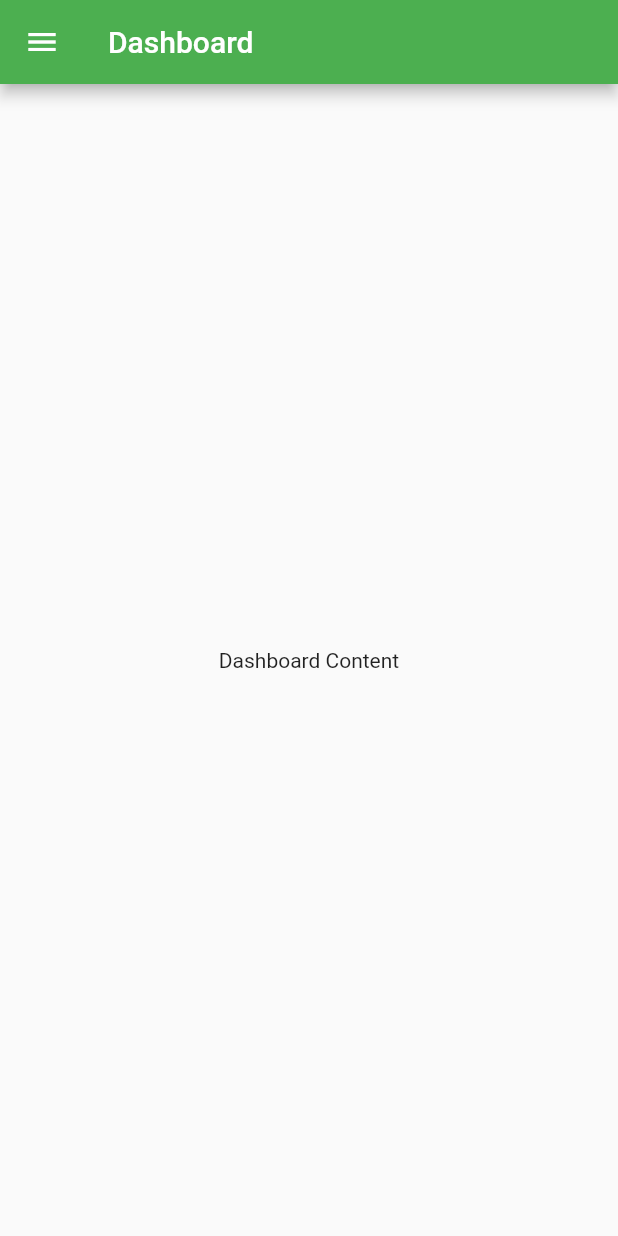
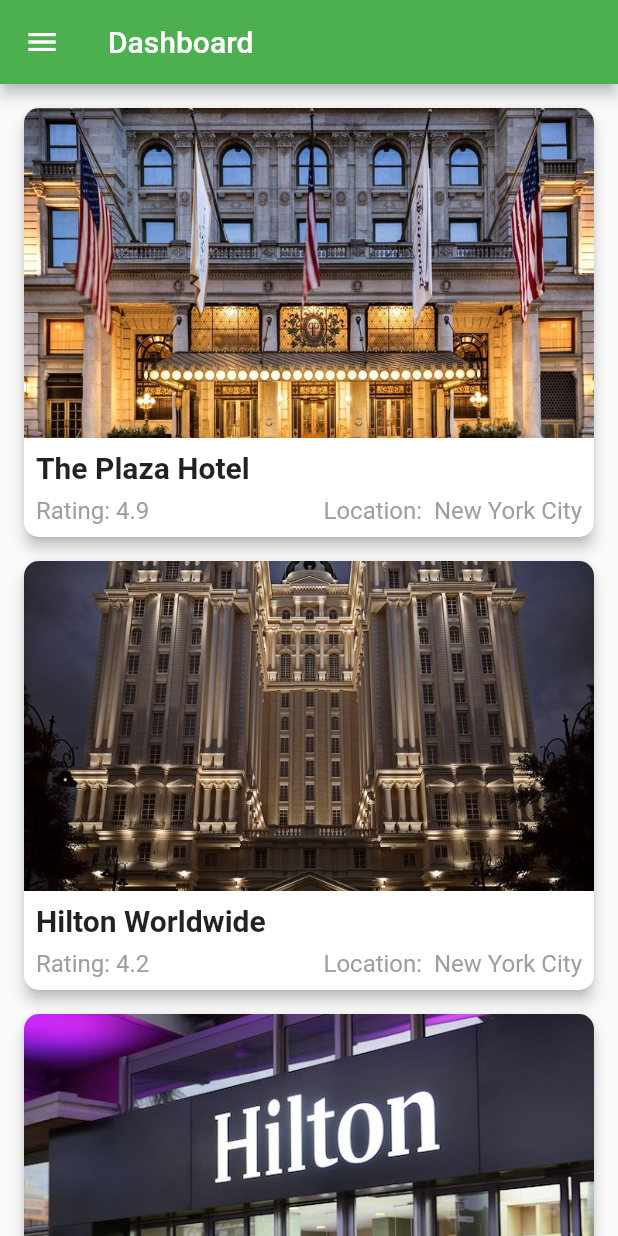
Before and after one commit to Zarik04/flutter_hotel_reservation_system, a Flutter app: the DashboardPage screen opened directly, on a phone screen of 412 x 824 dp. Run offline on Flutter 3.47's test engine with Material 2 defaults, Android fonts, the phone set to English and light mode, and no system bars.

Commit message:
dashboard page updated with card widgets

```diff
--- a/lib/dashboard.dart
+++ b/lib/dashboard.dart
@@ -1,8 +1,24 @@
 import 'package:flutter/material.dart';
 import 'package:flutter_hotel_reservation_system/drawer_menu.dart';
 
+void main() {
+  runApp(const HomeApp());
+}
+
+class HomeApp extends StatelessWidget {
+  const HomeApp({Key? key}) : super(key: key);
+
+  @override
+  Widget build(BuildContext context) {
+    return const MaterialApp(
+      debugShowCheckedModeBanner: false,
+      home: DashboardPage(),
+    );
+  }
+}
+
 class DashboardPage extends StatelessWidget {
-  const DashboardPage({super.key});
+  const DashboardPage({Key? key}) : super(key: key);
 
   @override
   Widget build(BuildContext context) {
@@ -11,10 +27,161 @@ class DashboardPage extends StatelessWidget {
         backgroundColor: Colors.green,
         title: const Text('Dashboard'),
       ),
-      body: const Center(
-        child: Text('Dashboard Content'),
-      ),
+      body: HotelCardList(),
       drawer: const DrawerMenu(),
     );
   }
 }
+
+class HotelCardList extends StatelessWidget {
+  const HotelCardList({Key? key}) : super(key: key);
+
+  @override
+  Widget build(BuildContext context) {
+    List<Hotel> hotels = [
+      Hotel(
+        name: 'The Plaza Hotel',
+        imageUrl: 'img/hotel8.jpg',
+        rating: 4.9,
+        location: ' New York City',
+      ),
+      Hotel(
+        name: 'Hilton Worldwide',
+        imageUrl: 'img/hotel2.jpg',
+        rating: 4.2,
+        location: ' New York City',
+      ),
+      Hotel(
+        name: 'Hilton Worldwide',
+        imageUrl: 'img/hotel3.jpg',
+        rating: 4.0,
+        location: ' New York City',
+      ),
+      Hotel(
+        name: 'Hotel D',
+        imageUrl: 'img/hotel4.jpg',
+        rating: 3.8,
+        location: 'City D',
+      ),
+      Hotel(
+        name: 'Hotel E',
+        imageUrl: 'img/hotel5.jpg',
+        rating: 4.7,
+        location: 'City E',
+      ),
+      Hotel(
+        name: 'Hotel F',
+        imageUrl: 'img/hotel6.jpg',
+        rating: 4.2,
+        location: 'City F',
+      ),
+      Hotel(
+        name: 'Hotel G',
+        imageUrl: 'img/hotel7.jpg',
+        rating: 4.6,
+        location: 'City G',
+      ),
+      Hotel(
+        name: 'Hotel H',
+        imageUrl: 'img/hotel1.jpg',
+        rating: 3.9,
+        location: 'City H',
+      ),
+    ];
+
+    return ListView.builder(
+      padding: const EdgeInsets.all(16),
+      itemCount: hotels.length,
+      itemBuilder: (context, index) {
+        return GestureDetector(
+          onTap: () {
+            print('Clicked on ${hotels[index].name}');
+          },
+          child: HotelCard(hotel: hotels[index]),
+        );
+      },
+    );
+  }
+}
+
+class Hotel {
+  final String name;
+  final String imageUrl;
+  final double rating;
+  final String location;
+
+  Hotel({
+    required this.name,
+    required this.imageUrl,
+    required this.rating,
+    required this.location,
+  });
+}
+
+class HotelCard extends StatelessWidget {
+  final Hotel hotel;
+
+  const HotelCard({Key? key, required this.hotel}) : super(key: key);
+
+  @override
+  Widget build(BuildContext context) {
+    return Card(
+      elevation: 4,
+      margin: const EdgeInsets.only(bottom: 16),
+      shape: RoundedRectangleBorder(
+        borderRadius: BorderRadius.circular(10.0),
+      ),
+      child: Column(
+        crossAxisAlignment: CrossAxisAlignment.stretch,
+        children: [
+          ClipRRect(
+            borderRadius: const BorderRadius.only(
+              topLeft: Radius.circular(10),
+              topRight: Radius.circular(10),
+            ),
+            child: Image.asset(
+              hotel.imageUrl,
+              height: 220,
+              fit: BoxFit.cover,
+            ),
+          ),
+          Padding(
+            padding: const EdgeInsets.all(8.0),
+            child: Column(
+              crossAxisAlignment: CrossAxisAlignment.start,
+              children: [
+                Text(
+                  hotel.name,
+                  style: const TextStyle(
+                    fontSize: 20,
+                    fontWeight: FontWeight.bold,
+                  ),
+                ),
+                const SizedBox(height: 8),
+                Row(
+                  mainAxisAlignment: MainAxisAlignment.spaceBetween,
+                  children: [
+                    Text(
+                      'Rating: ${hotel.rating}',
+                      style: const TextStyle(
+                        fontSize: 16,
+                        color: Colors.grey,
+                      ),
+                    ),
+                    Text(
+                      'Location: ${hotel.location}',
+                      style: const TextStyle(
+                        fontSize: 16,
+                        color: Colors.grey,
+                      ),
+                    ),
+                  ],
+                ),
+              ],
+            ),
+          ),
+        ],
+      ),
+    );
+  }
+}
```
Also changed, not shown: img/hotel1.jpg (added), img/hotel2.jpg (added), img/hotel3.jpg (added), img/hotel4.jpg (added), img/hotel5.jpg (added), img/hotel6.jpg (added), img/hotel7.jpg (added), img/hotel8.jpg (added).
